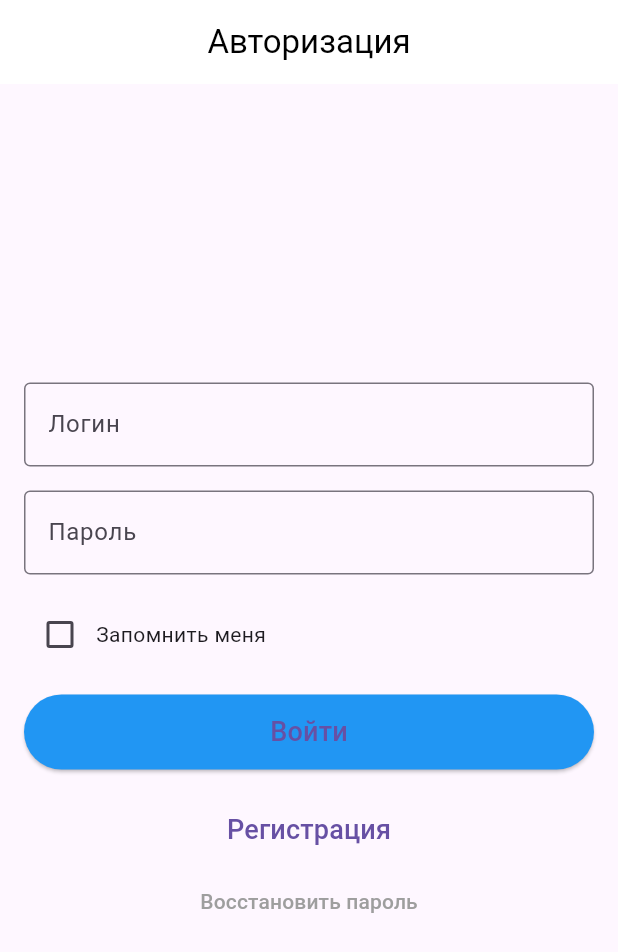
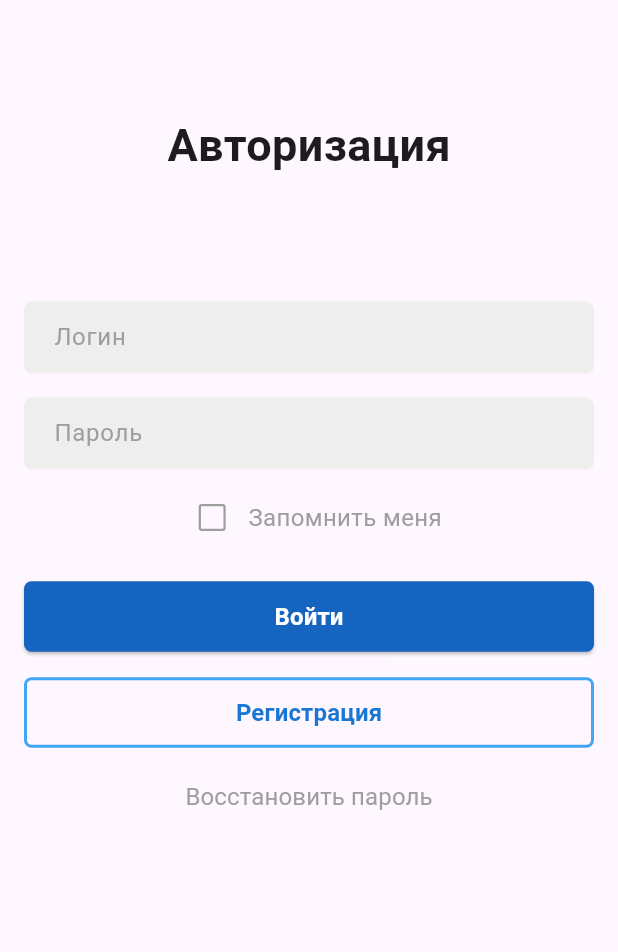
Before and after one commit to HanzoR7/Corp_I, a Flutter app: the screen it shows after launch, on a phone screen of 412 x 824 dp. Shown: the top 952 px of the screen. Run offline on Flutter 3.47's test engine with Material 3 defaults, Android fonts, the phone set to English and light mode, and no system bars.

```diff
--- a/lib/main.dart
+++ b/lib/main.dart
@@ -7,100 +7,164 @@ void main() {
 class MyApp extends StatelessWidget {
   const MyApp({super.key});
 
+  // This widget is the root of your application.
   @override
   Widget build(BuildContext context) {
     return MaterialApp(
+      title: 'ПР2 ПКС',
       debugShowCheckedModeBanner: false,
       theme: ThemeData(
-        primarySwatch: Colors.blue,
+        colorScheme: ColorScheme.fromSeed(seedColor: Colors.deepPurple),
+        useMaterial3: true,
       ),
-      home: const LoginScreen(),
+      home: const Authorization(),
     );
   }
 }
 
-class LoginScreen extends StatefulWidget {
-  const LoginScreen({super.key});
 
-  @override
-  _LoginScreenState createState() => _LoginScreenState();
-}
-
-class _LoginScreenState extends State<LoginScreen> {
-  bool _rememberMe = false;
+class Authorization extends StatelessWidget {
+  const Authorization({super.key});
 
   @override
   Widget build(BuildContext context) {
     return Scaffold(
-      appBar: AppBar(
-        title: const Text('Авторизация', style: TextStyle(color: Colors.black)),
-        backgroundColor: Colors.white,
-        elevation: 0,
-        centerTitle: true,
+      body: Center(
+        child: Column(
+          children: [
+            const Padding(
+              padding: EdgeInsets.all(75.0),
+              child: Text('Авторизация',
+                style: TextStyle(
+                  fontSize: 30.0,
+                  fontWeight: FontWeight.bold,
                 ),
-      body: Padding(
-        padding: const EdgeInsets.all(16.0),
-        child: Column(
+              ),
+            ),
+            Padding(
+              padding: const EdgeInsets.fromLTRB(16.0, 8.0, 16.0, 8.0),
+              child: TextField(decoration: InputDecoration(
+                contentPadding: const EdgeInsets.symmetric(horizontal: 16.0),
+                hintText: "Логин",
+                hintStyle: const TextStyle(
+                    color: Colors.grey,
+                ),
+                fillColor: Colors.grey[200],
+                filled: true,
+                border: OutlineInputBorder(
+                  borderRadius: BorderRadius.circular(5.0),
+                  borderSide: const BorderSide(
+                    width: 0,
+                    style: BorderStyle.none
+                  )
+                ),
+
+              ),
+              ),
+            ),
+            Padding(
+              padding: const EdgeInsets.fromLTRB(16.0, 8.0, 16.0, 8.0),
+              child: TextField(
+                obscureText: true,
+                decoration: InputDecoration(
+                contentPadding: const EdgeInsets.symmetric(horizontal: 16.0),
+                hintText: "Пароль",
+                hintStyle: const TextStyle(
+                  color: Colors.grey,
+                ),
+                fillColor: Colors.grey[200],
+                filled: true,
+                border: OutlineInputBorder(
+                    borderRadius: BorderRadius.circular(5.0),
+                    borderSide: const BorderSide(
+                        width: 0,
+                        style: BorderStyle.none
+                    )
+                ),
+
+              ),
+              ),
+            ),
+        Row(
           mainAxisAlignment: MainAxisAlignment.center,
           children: [
-            const TextField(
-              decoration: InputDecoration(
-                labelText: 'Логин',
-                border: OutlineInputBorder(),
+            Checkbox(
+                value: false,
+                onChanged: (bool? value){},
+                side: const BorderSide(color: Colors.grey, width: 1.5),
+              checkColor: Colors.black,
+            ),
+            const Text("Запомнить меня",
+              style: TextStyle(
+                color: Colors.grey,
+                fontSize: 16.0
+              )
+            )
+          ],
+
+        ),
+        const SizedBox(
+          height: 10.0
+        ),
+        Container(
+          padding: const EdgeInsets.fromLTRB(16.0, 8.0, 16.0, 8.0),
+          width: double.infinity,
+                child: ElevatedButton(
+                    onPressed: (){},
+                  style: ElevatedButton.styleFrom(
+                    backgroundColor: Colors.blue[800],
+                    foregroundColor: Colors.white,
+                    padding: const EdgeInsets.symmetric(vertical: 12),
+                    shape: RoundedRectangleBorder(
+                      borderRadius: BorderRadius.circular(5),
                     ),
                   ),
-            const SizedBox(height: 16),
-            const TextField(
-              obscureText: true,
-              decoration: InputDecoration(
-                labelText: 'Пароль',
-                border: OutlineInputBorder(),
+                    child: const Text("Войти",
+                        style: TextStyle(
+                          fontSize: 16.0,
+                          fontWeight: FontWeight.w600,
+                        )
+                    )
                 ),
               ),
-            const SizedBox(height: 16),
-            Row(
-              children: [
-                Checkbox(
-                  value: _rememberMe,
-                  onChanged: (bool? value) {
-                    setState(() {
-                      _rememberMe = value ?? false;
-                    });
-                  },
+            Container(
+              padding: const EdgeInsets.fromLTRB(16.0, 8.0, 16.0, 8.0),
+              width: double.infinity,
+              child: OutlinedButton(
+                  onPressed: (){},
+                  style: OutlinedButton.styleFrom(
+                    foregroundColor: Colors.blue[700],
+                    side: BorderSide(
+                      color: Colors.blue[400]!,
+                      width: 2.0,
                     ),
-                const Text('Запомнить меня'),
-              ],
-            ),
-            const SizedBox(height: 16),
-            ElevatedButton(
-              onPressed: () {
-              },
-              style: ElevatedButton.styleFrom(
-                minimumSize: const Size(double.infinity, 50),
-                backgroundColor: Colors.blue,
-              ),
-              child: const Text(
-                'Войти',
-                style: TextStyle(fontSize: 18),
+                    padding: const EdgeInsets.symmetric(vertical: 12),
+                    shape: RoundedRectangleBorder(
+                      borderRadius: BorderRadius.circular(5),
                     ),
                   ),
-            const SizedBox(height: 16),
-            TextButton(
-              onPressed: () {
-              },
-              child: const Text(
-                'Регистрация',
-                style: TextStyle(fontSize: 18),
+                  child: const Text("Регистрация",
+                      style: TextStyle(
+                        fontSize: 16.0,
+                        fontWeight: FontWeight.w600,
+                      )
+                  )
               ),
             ),
-            TextButton(
-              onPressed: () {
-              },
-              child: const Text(
-                'Восстановить пароль',
-                style: TextStyle(color: Colors.grey),
-              ),
-            ),
+            SizedBox(
+              width: double.infinity,
+              child: TextButton(
+                  onPressed: (){},
+                  child:  Text("Восстановить пароль",
+                      style: TextStyle(
+                        fontSize: 16.0,
+                        color: Colors.grey[500],
+                        fontWeight: FontWeight.w400,
+
+                      )
+                  )
+              )
+            )
           ],
         ),
       ),
```
Lines whose indentation alone changed are shown as unchanged.
